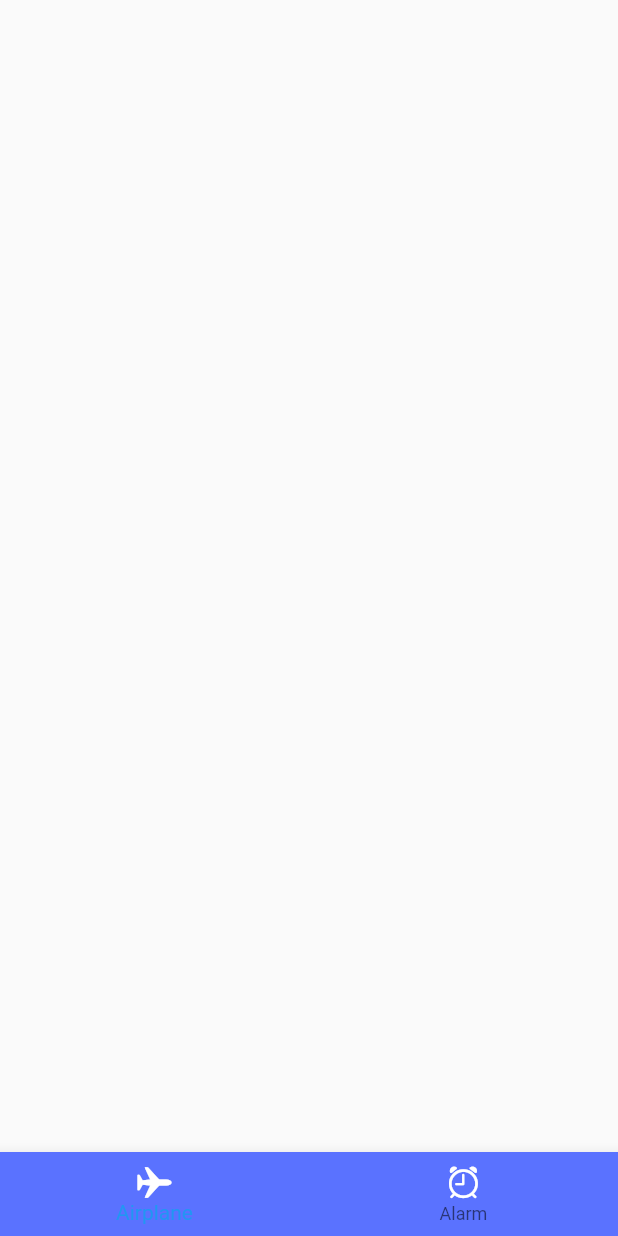
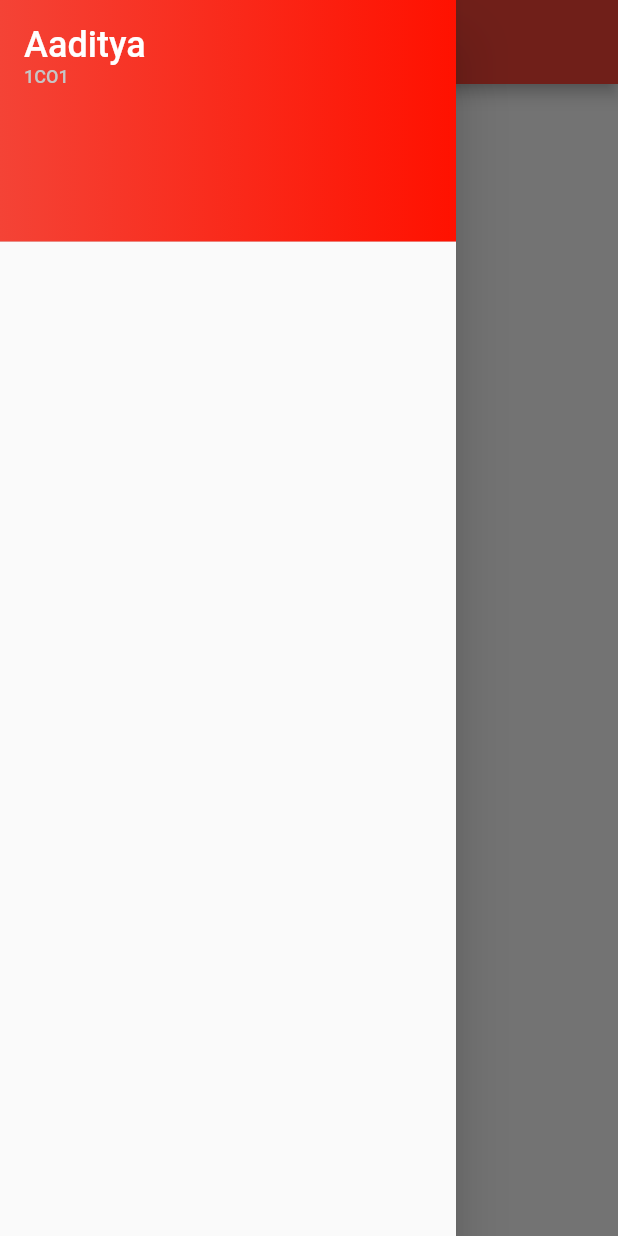
Before and after one commit to aadi-1024/project_app, a Flutter app: the screen it shows after launch, with the side drawer open (before the commit the screen has no drawer), on a phone screen of 412 x 824 dp. Run offline on Flutter 3.47's test engine with Material 2 defaults, Android fonts, the phone set to English and light mode, and no system bars.

Commit message:
Progress on navdrawer

```diff
--- /dev/null
+++ b/lib/drawer/navdrawer.dart
@@ -0,0 +1,18 @@
+import 'package:flutter/material.dart';
+import './user_drawer_header.dart';
+
+class NavDrawer extends StatelessWidget {
+  final String name;
+  final String group;
+  const NavDrawer(this.name, this.group, {super.key});
+
+  @override
+  Widget build(BuildContext context) {
+    return Column(
+      mainAxisSize: MainAxisSize.min,
+      children: [
+        UserHeader(name, group),
+      ],
+    );
+  }
+}
--- /dev/null
+++ b/lib/drawer/user_drawer_header.dart
@@ -0,0 +1,52 @@
+import 'package:flutter/material.dart';
+
+class UserHeader extends StatelessWidget {
+  final String name;
+  final String group;
+
+  const UserHeader(this.name, this.group, {super.key});
+
+  @override
+  Widget build(BuildContext context) {
+    return DrawerHeader(
+      decoration: const BoxDecoration(
+        gradient: LinearGradient(colors: [
+          Colors.red,
+          Color.fromARGB(255, 255, 17, 0),
+        ]),
+      ),
+      child: SizedBox(
+        width: double.infinity,
+        child: Column(
+          children: [
+            Row(
+              children: [
+                Text(
+                  //Name
+                  name,
+                  style: const TextStyle(
+                    fontSize: 24,
+                    color: Colors.white,
+                  ),
+                ),
+              ],
+            ),
+            Row(
+              children: [
+                Text(
+                  //Group
+                  group,
+                  style: const TextStyle(
+                    fontSize: 12,
+                    color: Color.fromARGB(255, 198, 198, 198),
+                  ),
+                ),
+                const Spacer(),
+              ],
+            )
+          ],
+        ),
+      ),
+    );
+  }
+}
--- a/lib/main.dart
+++ b/lib/main.dart
@@ -1,33 +1,26 @@
-import 'package:flutter/cupertino.dart';
 import 'package:flutter/material.dart';
+import './drawer/navdrawer.dart';
 
-void main() => runApp(MainApp());
+void main() => runApp(const MainApp());
 
-class MainApp extends StatelessWidget {
+class MainApp extends StatefulWidget {
   const MainApp({super.key});
 
+  @override
+  State<MainApp> createState() => _MainAppState();
+}
+
+class _MainAppState extends State<MainApp> {
   @override
   Widget build(BuildContext context) {
     return MaterialApp(
       home: Scaffold(
-        bottomNavigationBar: BottomNavigationBar(
-          items: const [
-            BottomNavigationBarItem(
-              icon: Icon(
-                CupertinoIcons.airplane,
-                color: CupertinoColors.white,
-              ),
-              label: "Airplane",
-            ),
-            BottomNavigationBarItem(
-              icon: Icon(
-                CupertinoIcons.alarm,
-                color: CupertinoColors.white,
-              ),
-              label: "Alarm",
-            ),
-          ],
-          backgroundColor: Color.fromARGB(255, 90, 114, 255),
+        appBar: AppBar(
+          title: const Text("Demo App"),
+          backgroundColor: Colors.red,
+        ),
+        drawer: const Drawer(
+          child: NavDrawer("Aaditya", "1CO1"),
         ),
       ),
     );
```
